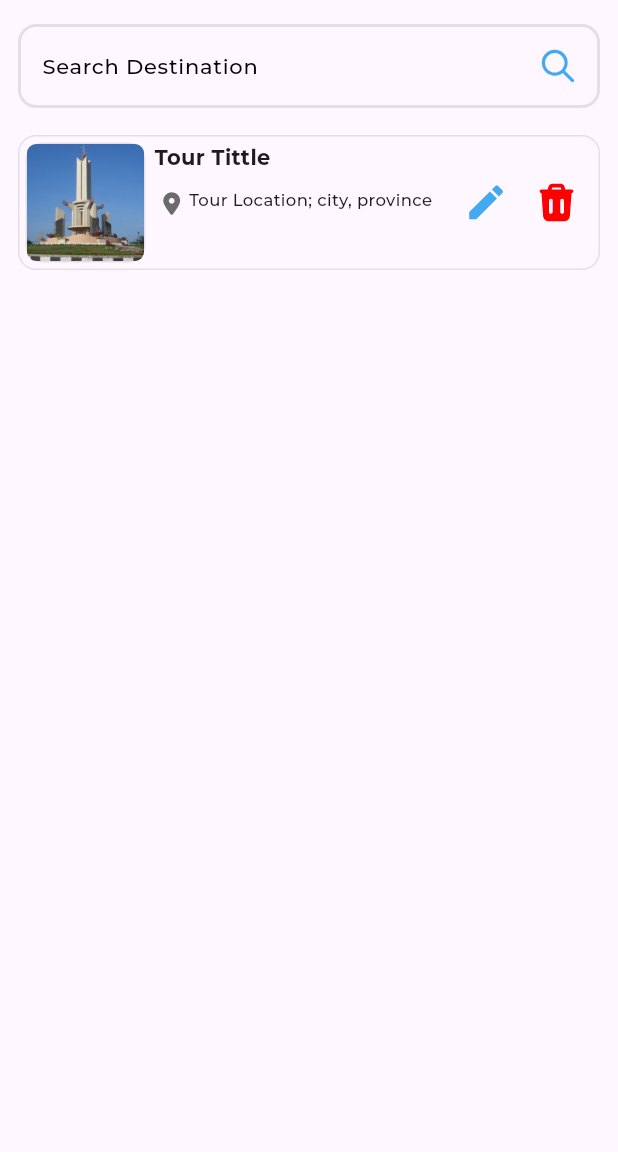
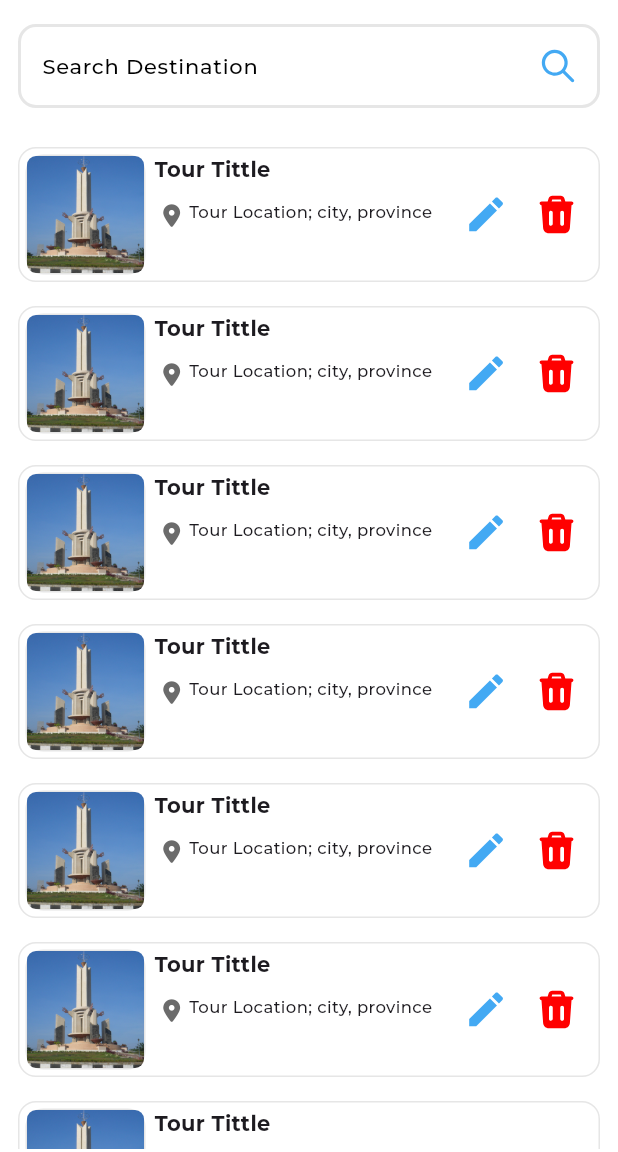
Before and after one commit to RivenFino/TravelNation, a Flutter app: the screen it shows after launch, on a phone screen of 412 x 824 dp, the part 84-1236 px from its top. Run offline on Flutter 3.47's test engine with Material 3 defaults, Android fonts, the phone set to English and light mode, and no system bars; our stand-ins replace flutter_animate, flutter_svg, font_awesome_flutter, google_fonts, google_nav_bar, sqflite; accounts and stored records are empty; project files that could hold a hidden picture were left out.

Commit message:
percobaan scroll cardItems

```diff
--- a/lib/inputPage/Destination.dart
+++ b/lib/inputPage/Destination.dart
@@ -3,6 +3,8 @@ import 'package:flutter_animate/flutter_animate.dart';
 import 'package:flutter_svg/flutter_svg.dart';
 import 'package:Travelnation/utils/db_helper.dart';
 import 'package:font_awesome_flutter/font_awesome_flutter.dart';
+
+import '../utils/card_items.dart';
 
 void main() async {
   runApp(const Destination());
@@ -17,7 +19,6 @@ class Destination extends StatelessWidget {
       title: '',
       theme: ThemeData(
         fontFamily: 'Montserrat',
-        useMaterial3: true,
       ),
       home: const DestinationPage(),
       debugShowCheckedModeBanner: false,
@@ -261,8 +262,10 @@ class _DestinationData extends State<DestinationPage> {
   @override
   Widget build(BuildContext context) {
     return Scaffold(
+      backgroundColor: Colors.white,
         appBar: AppBar(
-          backgroundColor: const Color.fromRGBO(255, 255, 255, 0.5),
+          backgroundColor: const Color.fromRGBO(255, 255, 255, 0.4),
+          elevation: 0,
           leading: BackAnimate(),
           title: Padding(
             padding: const EdgeInsets.fromLTRB(0, 6, 10, 6),
@@ -287,16 +290,37 @@ class _DestinationData extends State<DestinationPage> {
             ),
           ),
         ),
-        body: ListView(
-          children: const [
+        body: Column(
+          children: [
             SearchBar(),
-            Padding(
-              //Destination Data Cards
-              padding: EdgeInsets.symmetric(vertical: 2, horizontal: 12),
-              child: Column(
-                children: [
-                  CardItems()
-                ],
+            Expanded(
+              child: ScrollConfiguration(
+                behavior: ScrollConfiguration.of(context).copyWith(scrollbars: false),
+                child: Container(
+                  //Destination Data Cards
+                  padding: EdgeInsets.symmetric(vertical: 2, horizontal: 12),
+                  decoration: BoxDecoration(
+                    borderRadius: BorderRadius.circular(12)
+                  ),
+                  child: ListView(
+
+                    children: [
+                      //testing
+                      CardItems(),
+                      CardItems(),
+                      CardItems(),
+                      CardItems(),
+                      CardItems(),
+                      CardItems(),
+                      CardItems(),
+                      CardItems(),
+                      CardItems(),
+                      CardItems(),
+                      CardItems(),
+                      CardItems(),
+                    ],
+                  ),
+                ),
               ),
             ),
           ],
@@ -348,119 +372,6 @@ class _DestinationData extends State<DestinationPage> {
   }
 }
 
-class CardItems extends StatelessWidget {
-  const CardItems({
-    super.key,
-  });
-
-  @override
-  Widget build(BuildContext context) {
-    return Container(
-      //Card Element
-      padding: EdgeInsets.all(4),
-      height: 90,
-      width: double.infinity,
-      decoration: BoxDecoration(
-          borderRadius: BorderRadius.circular(12),
-          border: Border.all(
-            color: Color.fromRGBO(0, 0, 0, 0.1),
-          )),
-      child: Row(
-        children: [
-          ////Left
-          Container(
-            decoration: BoxDecoration(
-                borderRadius: BorderRadius.circular(12),
-                border: Border.all(
-                  color: Color.fromRGBO(0, 0, 0, 0.1),
-                )),
-            width: 80,
-            height: 80,
-            child: ClipRRect(
-              borderRadius: BorderRadius.circular(6),
-              child: Image.asset(
-                "assets/images/background.jpg",
-                fit: BoxFit.cover,
-              ),
-            ),
-          ),
-          //// Mid
-          Expanded(
-            child: Container(
-              padding: EdgeInsets.symmetric(horizontal: 6),
-              child: const Column(
-                mainAxisAlignment: MainAxisAlignment.start,
-                crossAxisAlignment: CrossAxisAlignment.start,
-                children: [
-                  Text(
-                    "Tour Tittle",
-                    style: TextStyle(
-                        fontWeight: FontWeight.bold,
-                        fontSize: 14),
-                  ),
-                  SizedBox(
-                    height: 10,
-                  ),
-                  Expanded(
-                    child: Row(
-                      mainAxisAlignment: MainAxisAlignment.start,
-                      crossAxisAlignment:
-                          CrossAxisAlignment.start,
-                      children: [
-                        Padding(
-                          padding: EdgeInsets.symmetric(
-                              vertical: 3, horizontal: 4),
-                          child: Icon(
-                            FontAwesomeIcons.locationDot,
-                            size: 15,
-                            color:
-                                Color.fromRGBO(107, 107, 107, 1),
-                          ),
-                        ),
-                        Flexible(
-                          child: Text(
-                            "Tour Location; city, province",
-                            style: TextStyle(
-                                fontWeight: FontWeight.w500,
-                                fontSize: 11),
-                            overflow: TextOverflow.ellipsis,
-                            maxLines: 3,
-                          ),
-                        )
-                      ],
-                    ),
-                  )
-                ],
-              ),
-            ),
-          ),
-          ////Right
-          Row(
-            children: [
-              IconButton(
-                onPressed: () {},
-                icon: SvgPicture.asset(
-                  "assets/images/icon-edit.svg",
-                  width: 30,
-                  height: 30,
-                ),
-              ),
-              IconButton(
-                onPressed: () {},
-                icon: SvgPicture.asset(
-                  "assets/images/icon-delete.svg",
-                  width: 30,
-                  height: 30,
-                ),
-              ),
-            ],
-          ),
-        ],
-      ),
-    );
-  }
-}
-
 class SearchBar extends StatelessWidget {
   const SearchBar({
     super.key,
--- a/lib/main.dart
+++ b/lib/main.dart
@@ -17,7 +17,6 @@ class MyApp extends StatelessWidget {
       debugShowCheckedModeBanner: false,
       theme: ThemeData(
         fontFamily: 'Montserrat',
-        useMaterial3: true,
       ),
       home: Destination(),
     );
--- /dev/null
+++ b/lib/utils/card_items.dart
@@ -0,0 +1,119 @@
+import 'package:flutter/material.dart';
+import 'package:flutter_svg/flutter_svg.dart';
+import 'package:font_awesome_flutter/font_awesome_flutter.dart';
+
+class CardItems extends StatelessWidget {
+  const CardItems({
+    super.key,
+  });
+
+  @override
+  Widget build(BuildContext context) {
+    return Padding(
+      padding: const EdgeInsets.symmetric(vertical: 8),
+      child: Container(
+        //Card Element
+        padding: EdgeInsets.all(4),
+        height: 90,
+        width: double.infinity,
+        decoration: BoxDecoration(
+            borderRadius: BorderRadius.circular(12),
+            border: Border.all(
+              color: Color.fromRGBO(0, 0, 0, 0.1),
+            )),
+        child: Row(
+          children: [
+            ////Left
+            Container(
+              decoration: BoxDecoration(
+                  borderRadius: BorderRadius.circular(12),
+                  border: Border.all(
+                    color: Color.fromRGBO(0, 0, 0, 0.1),
+                  )),
+              width: 80,
+              height: 80,
+              child: ClipRRect(
+                borderRadius: BorderRadius.circular(6),
+                child: Image.asset(
+                  "assets/images/background.jpg",
+                  fit: BoxFit.cover,
+                ),
+              ),
+            ),
+            //// Mid
+            Expanded(
+              child: Container(
+                padding: EdgeInsets.symmetric(horizontal: 6),
+                child: const Column(
+                  mainAxisAlignment: MainAxisAlignment.start,
+                  crossAxisAlignment: CrossAxisAlignment.start,
+                  children: [
+                    Text(
+                      "Tour Tittle",
+                      style: TextStyle(
+                          fontWeight: FontWeight.bold,
+                          fontSize: 14),
+                    ),
+                    SizedBox(
+                      height: 10,
+                    ),
+                    Expanded(
+                      child: Row(
+                        mainAxisAlignment: MainAxisAlignment.start,
+                        crossAxisAlignment:
+                            CrossAxisAlignment.start,
+                        children: [
+                          Padding(
+                            padding: EdgeInsets.symmetric(
+                                vertical: 3, horizontal: 4),
+                            child: Icon(
+                              FontAwesomeIcons.locationDot,
+                              size: 15,
+                              color:
+                                  Color.fromRGBO(107, 107, 107, 1),
+                            ),
+                          ),
+                          Flexible(
+                            child: Text(
+                              "Tour Location; city, province",
+                              style: TextStyle(
+                                  fontWeight: FontWeight.w500,
+                                  fontSize: 11),
+                              overflow: TextOverflow.ellipsis,
+                              maxLines: 3,
+                            ),
+                          )
+                        ],
+                      ),
+                    )
+                  ],
+                ),
+              ),
+            ),
+            ////Right
+            Row(
+              children: [
+                IconButton(
+                  onPressed: () {},
+                  icon: SvgPicture.asset(
+                    "assets/images/icon-edit.svg",
+                    width: 30,
+                    height: 30,
+                  ),
+                ),
+                IconButton(
+                  onPressed: () {},
+                  icon: SvgPicture.asset(
+                    "assets/images/icon-delete.svg",
+                    width: 30,
+                    height: 30,
+                  ),
+                ),
+              ],
+            ),
+          ],
+        ),
+      ),
+    );
+  }
+}
```
